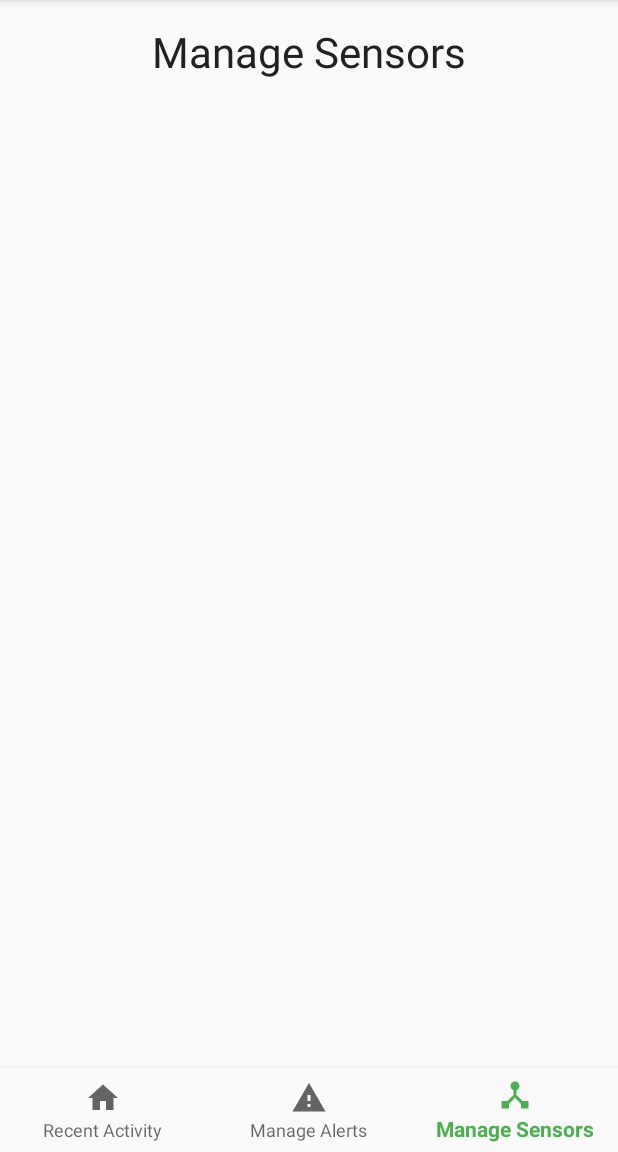
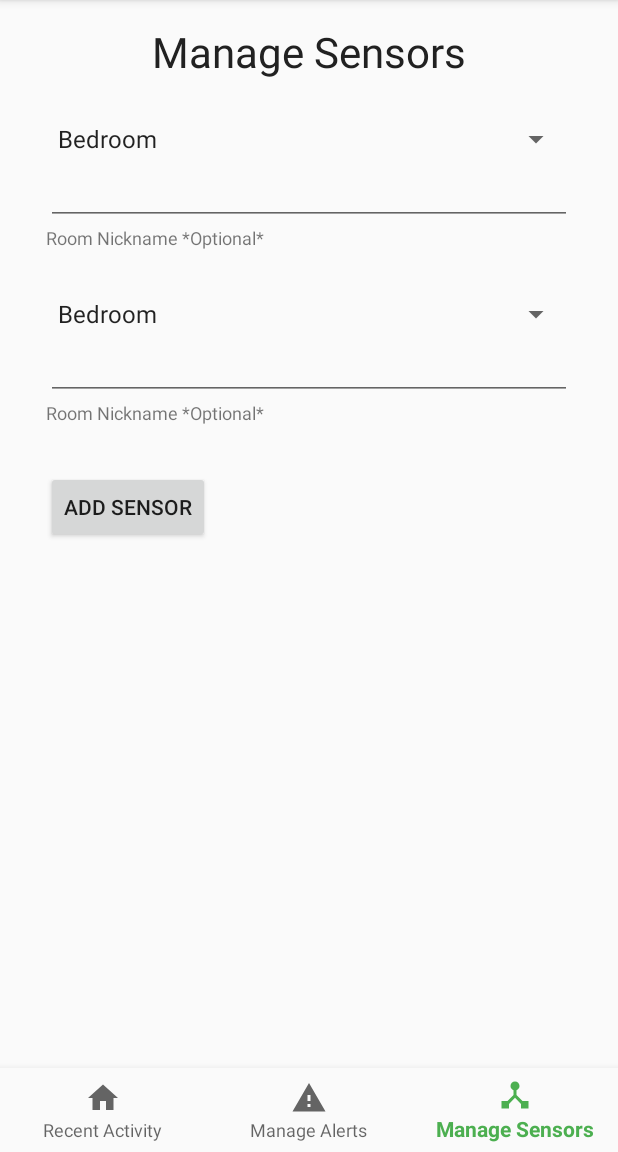
Before and after one commit to philippelorange/CareSense, an Android app: the screen it shows after launch (MainActivity), item 3 of the bottom bar chosen, on a phone screen of 412 x 824 dp, the part 84-1236 px from its top. Run offline under Robolectric (Android 15) with nearby library versions, the light colour scheme and no system bars; our stand-ins replace Firebase (no records; nobody signed in at launch, a user with empty details on screens opened directly).

Commit message:
adding ui, changed date format

```diff
--- a/app/src/main/java/ca/ecaconcordia/enggames/caresense/RecyclerViewAdapter.java
+++ b/app/src/main/java/ca/ecaconcordia/enggames/caresense/RecyclerViewAdapter.java
@@ -9,7 +9,9 @@ import android.view.ViewGroup;
 import android.widget.RelativeLayout;
 import android.widget.TextView;
 
+import java.text.SimpleDateFormat;
 import java.util.ArrayList;
+import java.util.Date;
 
 import ca.ecaconcordia.enggames.caresense.common.ActiveRoomInformation;
 
@@ -35,7 +37,10 @@ public class RecyclerViewAdapter extends RecyclerView.Adapter<RecyclerViewAdapte
     @Override
     public void onBindViewHolder(@NonNull ViewHolder holder, int i) {
             holder.location.setText(activities.get(i).getRoom().getRoom());
-            holder.timestamp.setText(activities.get(i).getTimestamp().toString());
+            Date date = activities.get(i).getTimestamp();
+            SimpleDateFormat sdf = new SimpleDateFormat("MMM DD kk:mm");
+
+            holder.timestamp.setText(sdf.format(date));
     }
 
     @Override
--- a/app/src/main/java/ca/ecaconcordia/enggames/caresense/Sensors.java
+++ b/app/src/main/java/ca/ecaconcordia/enggames/caresense/Sensors.java
@@ -2,24 +2,40 @@ package ca.ecaconcordia.enggames.caresense;
 
 import android.os.Bundle;
 import android.support.v4.app.Fragment;
+import android.support.v7.widget.AppCompatSpinner;
 import android.view.LayoutInflater;
 import android.view.View;
 import android.view.ViewGroup;
+import android.widget.ArrayAdapter;
 
 public class Sensors extends Fragment {
+    private AppCompatSpinner spinner1;
+    private AppCompatSpinner spinner2;
     public static Sensors newInstance() {
         Sensors fragment = new Sensors();
         return fragment;
     }
 
     @Override
-    public void onCreate(Bundle savedInstanceState) {
+    public void onCreate(Bundle savedInstanceState)
+    {
+
         super.onCreate(savedInstanceState);
     }
 
     @Override
     public View onCreateView(LayoutInflater inflater, ViewGroup container,
                              Bundle savedInstanceState) {
-        return inflater.inflate(R.layout.fragment_sensors, container, false);
+
+        final View view = inflater.inflate(R.layout.fragment_sensors, container, false);
+        //populate spinners
+        spinner1 = (AppCompatSpinner)view.findViewById(R.id.rooms1);
+        spinner2 = (AppCompatSpinner)view.findViewById(R.id.rooms2);
+        ArrayAdapter<CharSequence> adapter = ArrayAdapter.createFromResource(this.getContext(),
+                R.array.rooms, android.R.layout.simple_spinner_item);
+        adapter.setDropDownViewResource(android.R.layout.simple_spinner_dropdown_item);
+        spinner1.setAdapter(adapter);
+        spinner2.setAdapter(adapter);
+        return view;
     }
 }
--- a/app/src/main/java/ca/ecaconcordia/enggames/caresense/common/ActiveRoomInformation.java
+++ b/app/src/main/java/ca/ecaconcordia/enggames/caresense/common/ActiveRoomInformation.java
@@ -1,5 +1,6 @@
 package ca.ecaconcordia.enggames.caresense.common;
 
+import java.text.SimpleDateFormat;
 import java.util.Date;
 
 public class ActiveRoomInformation {
--- a/app/src/main/res/layout/fragment_sensors.xml
+++ b/app/src/main/res/layout/fragment_sensors.xml
@@ -3,7 +3,8 @@
     xmlns:tools="http://schemas.android.com/tools"
     android:layout_width="match_parent"
     android:layout_height="match_parent"
-    tools:context=".Sensors">
+    tools:context=".Sensors"
+    android:layout_marginBottom="56dp">
 
     <TextView
         android:id="@+id/home_title"
@@ -14,5 +15,62 @@
         android:text="@string/title_sensors"
         android:textColor="@color/primary_text"
         android:textSize="28sp"/>
+    <LinearLayout
+        android:paddingTop="50dp"
+        android:layout_margin="15dp"
+        android:layout_width="match_parent"
+        android:layout_height="fill_parent"
+        android:orientation="vertical"
+        android:layout_centerHorizontal="true">
+        <LinearLayout
+            android:layout_width="match_parent"
+            android:layout_height="wrap_content"
+            android:layout_margin="15dp"
+            android:orientation="vertical">
+            <android.support.v7.widget.AppCompatSpinner
+                android:id="@+id/rooms1"
+                android:layout_width="match_parent"
+                android:layout_height="wrap_content"
+                />
+            <android.support.design.widget.TextInputEditText
+                android:layout_width="match_parent"
+                android:layout_height="wrap_content"
+                android:id="@+id/roomNickname1"/>
 
+            <TextView
+                android:layout_width="wrap_content"
+                android:layout_height="wrap_content"
+                android:text="@string/nickameTitle"
+                android:textSize="12sp"
+                />
+        </LinearLayout>
+        <LinearLayout
+            android:layout_width="match_parent"
+            android:layout_height="wrap_content"
+            android:layout_margin="15dp"
+            android:orientation="vertical">
+    <android.support.v7.widget.AppCompatSpinner
+        android:id="@+id/rooms2"
+        android:layout_width="match_parent"
+        android:layout_height="wrap_content"/>
+
+    <android.support.design.widget.TextInputEditText
+        android:layout_width="match_parent"
+        android:layout_height="wrap_content"
+        android:id="@+id/roomNickname2"/>
+
+        <TextView
+            android:layout_width="wrap_content"
+            android:layout_height="wrap_content"
+            android:text="@string/nickameTitle"
+            android:textSize="12sp"
+            />
+        </LinearLayout>
+        <Button
+            android:layout_width="wrap_content"
+            android:layout_height="wrap_content"
+            android:text="@string/submit"
+            android:layout_margin="15dp"/>
+
+    </LinearLayout>
 </RelativeLayout>
--- a/app/src/main/res/values/strings.xml
+++ b/app/src/main/res/values/strings.xml
@@ -11,4 +11,16 @@
     <string name="sensor_3">Sensor 3</string>
     <string name="notify_after">Notify after:</string>
     <string name="hours">Hours</string>
+    <string name="nickameTitle">Room Nickname *Optional*</string>
+    <string name="submit">Add Sensor</string>
+    <string-array name="rooms">
+        <item>Bedroom</item>
+        <item>Bathroom</item>
+        <item>Stairs</item>
+        <item>Outdoor Stairs</item>
+        <item>Living Room</item>
+        <item>Kitchen</item>
+        <item>Basement</item>
+        <item>Powder Room</item>
+    </string-array>
 </resources>
```
Also changed, not shown: app/src/main/java/ca/ecaconcordia/enggames/caresense/Home.java (+8 -1 lines).
